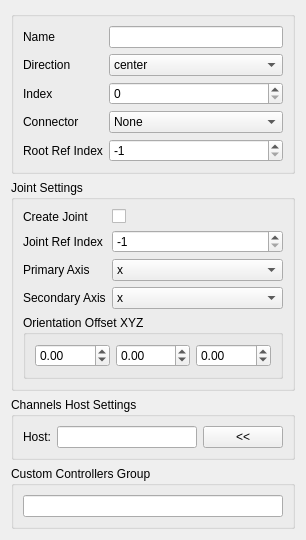
Old version of the form python/mbox/lego/box/blockui.ui in the repository chowooseung/mbox.
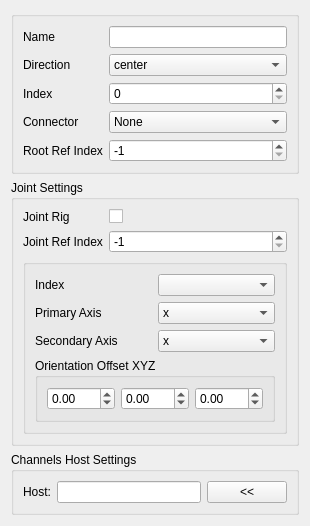
New version of the form.

```diff
--- a/python/mbox/lego/box/blockui.ui
+++ b/python/mbox/lego/box/blockui.ui
@@ -7,7 +7,7 @@
     <x>0</x>
     <y>0</y>
     <width>306</width>
-    <height>482</height>
+    <height>474</height>
    </rect>
   </property>
   <property name="windowTitle">
@@ -143,7 +143,51 @@
       <string>Joint Settings</string>
      </property>
      <layout class="QGridLayout" name="gridLayout_3">
+      <item row="0" column="0">
+       <layout class="QFormLayout" name="formLayout_2">
+        <item row="0" column="0">
+         <widget class="QLabel" name="label_5">
+          <property name="text">
+           <string>Joint Rig</string>
+          </property>
+         </widget>
+        </item>
+        <item row="0" column="1">
+         <widget class="QCheckBox" name="joint_rig_checkBox">
+          <property name="text">
+           <string/>
+          </property>
+         </widget>
+        </item>
       <item row="1" column="0">
+         <widget class="QLabel" name="label">
+          <property name="text">
+           <string>Joint Ref Index</string>
+          </property>
+         </widget>
+        </item>
+        <item row="1" column="1">
+         <widget class="QSpinBox" name="joint_ref_index_spinBox">
+          <property name="minimum">
+           <number>-1</number>
+          </property>
+          <property name="maximum">
+           <number>999</number>
+          </property>
+          <property name="value">
+           <number>-1</number>
+          </property>
+         </widget>
+        </item>
+       </layout>
+      </item>
+      <item row="1" column="0">
+       <widget class="QGroupBox" name="groupBox_4">
+        <property name="title">
+         <string/>
+        </property>
+        <layout class="QGridLayout" name="gridLayout">
+         <item row="3" column="0" colspan="2">
        <widget class="QGroupBox" name="groupBox_3">
         <property name="title">
          <string>Orientation Offset XYZ</string>
@@ -200,36 +244,7 @@
         </layout>
        </widget>
       </item>
-      <item row="0" column="0">
-       <layout class="QFormLayout" name="formLayout_2">
-        <item row="1" column="0">
-         <widget class="QLabel" name="label">
-          <property name="text">
-           <string>Joint Ref Index</string>
-          </property>
-         </widget>
-        </item>
         <item row="1" column="1">
-         <widget class="QSpinBox" name="joint_ref_index_spinBox">
-          <property name="minimum">
-           <number>-1</number>
-          </property>
-          <property name="maximum">
-           <number>999</number>
-          </property>
-          <property name="value">
-           <number>-1</number>
-          </property>
-         </widget>
-        </item>
-        <item row="2" column="0">
-         <widget class="QLabel" name="label_3">
-          <property name="text">
-           <string>Primary Axis</string>
-          </property>
-         </widget>
-        </item>
-        <item row="2" column="1">
          <widget class="QComboBox" name="primary_axis_comboBox">
           <item>
            <property name="text">
@@ -263,17 +278,24 @@
           </item>
          </widget>
         </item>
-        <item row="3" column="0">
+         <item row="2" column="0">
          <widget class="QLabel" name="label_4">
           <property name="text">
            <string>Secondary Axis</string>
           </property>
          </widget>
         </item>
-        <item row="3" column="1">
+         <item row="1" column="0">
+          <widget class="QLabel" name="label_3">
+           <property name="text">
+            <string>Primary Axis</string>
+           </property>
+          </widget>
+         </item>
+         <item row="2" column="1">
          <widget class="QComboBox" name="secondary_axis_comboBox">
           <property name="currentText">
-           <string>y</string>
+            <string>x</string>
           </property>
           <item>
            <property name="text">
@@ -307,21 +329,18 @@
           </item>
          </widget>
         </item>
-        <item row="0" column="0">
-         <widget class="QLabel" name="label_5">
-          <property name="text">
-           <string>Create Joint</string>
-          </property>
-         </widget>
-        </item>
         <item row="0" column="1">
-         <widget class="QCheckBox" name="create_joint_checkBox">
+          <widget class="QComboBox" name="joint_index_comboBox"/>
+         </item>
+         <item row="0" column="0">
+          <widget class="QLabel" name="label_6">
           <property name="text">
-           <string/>
+            <string>Index</string>
           </property>
          </widget>
         </item>
        </layout>
+       </widget>
       </item>
      </layout>
     </widget>
@@ -362,32 +381,6 @@
      </layout>
     </widget>
    </item>
-   <item>
-    <widget class="QGroupBox" name="groupBox_2">
-     <property name="sizePolicy">
-      <sizepolicy hsizetype="Minimum" vsizetype="Minimum">
-       <horstretch>0</horstretch>
-       <verstretch>0</verstretch>
-      </sizepolicy>
-     </property>
-     <property name="title">
-      <string>Custom Controllers Group</string>
-     </property>
-     <layout class="QGridLayout" name="gridLayout_5">
-      <item row="0" column="0">
-       <layout class="QHBoxLayout" name="horizontalLayout_3">
-        <item>
-         <widget class="QLineEdit" name="subGroup_lineEdit">
-          <property name="toolTip">
-           <string>&lt;html&gt;&lt;head/&gt;&lt;body&gt;&lt;p&gt;Name for a custom controllers Group (Maya set) for the component controllers.&lt;/p&gt;&lt;p align=&quot;center&quot;&gt;&lt;span style=&quot; font-weight:600;&quot;&gt;i.e&lt;/span&gt;: Setting the name &amp;quot;arm&amp;quot; will create a sub group (sub set in Mayas terminology) with the name &amp;quot;rig_arm_grp&amp;quot;. This group will be under the &amp;quot;rig_controllers_grp&amp;quot;&lt;/p&gt;&lt;p&gt;Leave this option empty for the default behaviour.&lt;/p&gt;&lt;/body&gt;&lt;/html&gt;</string>
-          </property>
-         </widget>
-        </item>
-       </layout>
-      </item>
-     </layout>
-    </widget>
-   </item>
    <item>
     <spacer name="verticalSpacer">
      <property name="orientation">
```
Lines whose indentation alone changed are shown as unchanged.
